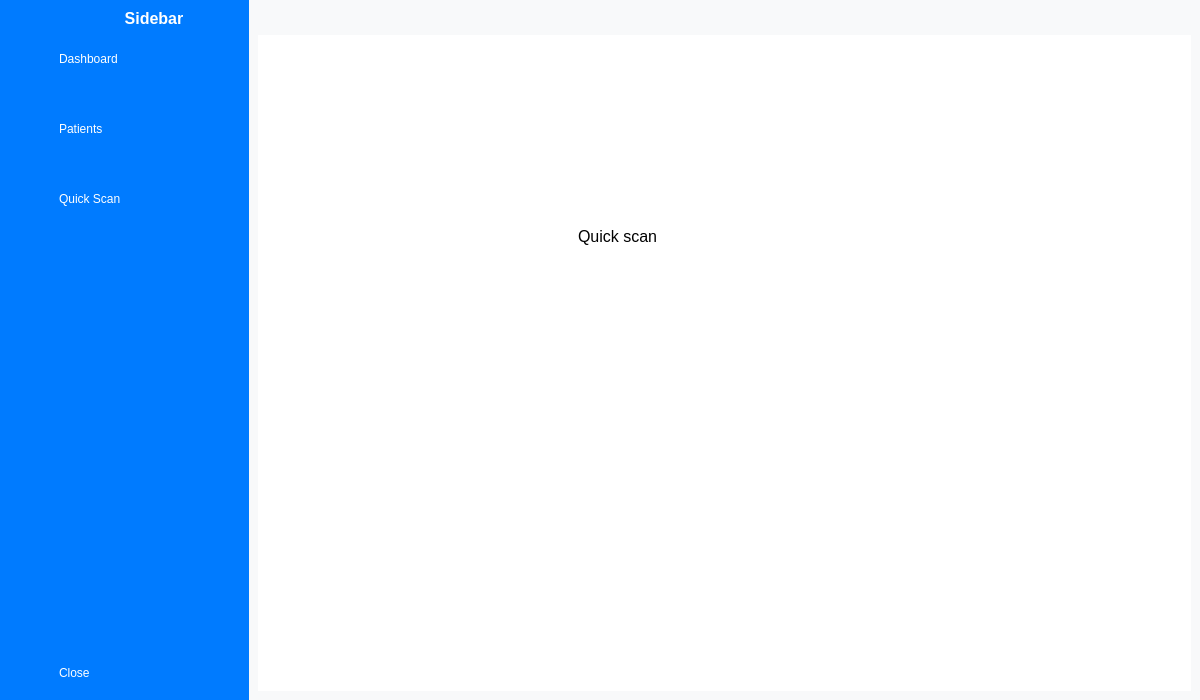
anthonyeft/skin-cancer-software, file ui/main.ui: the form before one commit.
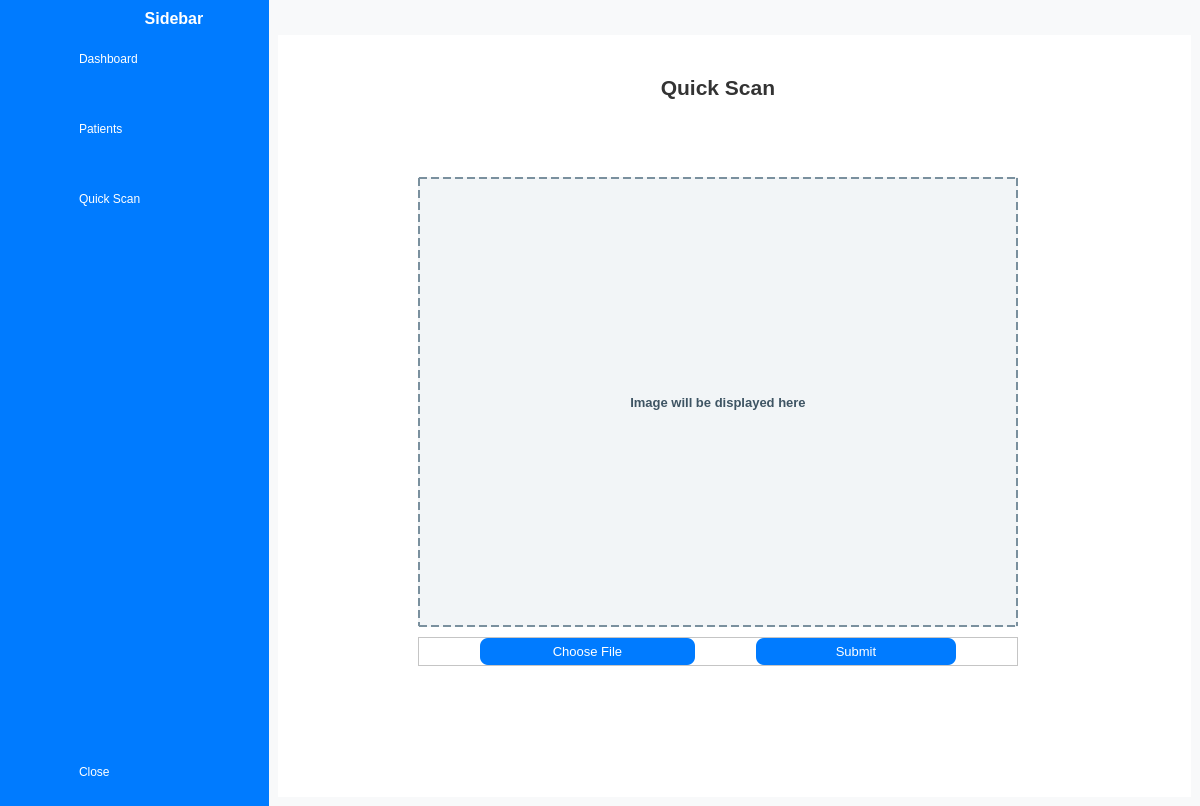
The form after the commit. The open tabs and pages were chosen to show the change. Icons and pictures are not drawn.

```diff
--- a/ui/main.ui
+++ b/ui/main.ui
@@ -7,7 +7,7 @@
     <x>0</x>
     <y>0</y>
     <width>1200</width>
-    <height>700</height>
+    <height>806</height>
    </rect>
   </property>
   <property name="windowTitle">
@@ -34,7 +34,7 @@
      <number>0</number>
     </property>
     <item row="0" column="0">
-     <widget class="QWidget" name="icon_only_widget" native="true">
+     <widget class="QWidget" name="icon_only_sidebar_widget" native="true">
       <property name="styleSheet">
        <string notr="true">QWidget{
 	background-color: rgb(0, 123, 255);
@@ -50,6 +50,12 @@
 }</string>
       </property>
       <layout class="QVBoxLayout" name="verticalLayout_3">
+       <property name="leftMargin">
+        <number>10</number>
+       </property>
+       <property name="rightMargin">
+        <number>10</number>
+       </property>
        <item>
         <widget class="QLabel" name="empty_spacer_label">
          <property name="font">
@@ -68,7 +74,7 @@
         </widget>
        </item>
        <item>
-        <layout class="QVBoxLayout" name="verticalLayout">
+        <layout class="QVBoxLayout" name="icon_only_widget">
          <property name="spacing">
           <number>20</number>
          </property>
@@ -76,7 +82,7 @@
           <widget class="QPushButton" name="dashboard_logo_button">
            <property name="minimumSize">
             <size>
-             <width>0</width>
+             <width>50</width>
              <height>50</height>
             </size>
            </property>
@@ -100,7 +106,7 @@
           <widget class="QPushButton" name="patients_logo_button">
            <property name="minimumSize">
             <size>
-             <width>0</width>
+             <width>50</width>
              <height>50</height>
             </size>
            </property>
@@ -124,7 +130,7 @@
           <widget class="QPushButton" name="quick_scan_logo_button">
            <property name="minimumSize">
             <size>
-             <width>0</width>
+             <width>50</width>
              <height>50</height>
             </size>
            </property>
@@ -161,6 +167,12 @@
        </item>
        <item>
         <widget class="QPushButton" name="close_logo_button">
+         <property name="minimumSize">
+          <size>
+           <width>50</width>
+           <height>50</height>
+          </size>
+         </property>
          <property name="text">
           <string/>
          </property>
@@ -317,7 +329,7 @@
          <property name="minimumSize">
           <size>
            <width>190</width>
-           <height>36</height>
+           <height>50</height>
           </size>
          </property>
          <property name="text">
@@ -417,23 +429,196 @@
           </widget>
          </widget>
          <widget class="QWidget" name="quick_scan_page">
-          <widget class="QLabel" name="quick_scan_label">
+          <property name="styleSheet">
+           <string notr="true">QPushButton {
+    background-color: #007BFF;
+    border: none;
+    color: white;
+    padding: 6px 24px;
+    text-align: center;
+    font-size: 10pt;
+    border-radius: 8px;
+}
+QPushButton:hover {
+    background-color: #0069D9;
+}
+QPushButton:pressed {
+    background-color: #0056B3;
+}
+</string>
+          </property>
+          <widget class="QStackedWidget" name="quick_scan_stacked_widget">
            <property name="geometry">
             <rect>
-             <x>320</x>
-             <y>190</y>
-             <width>141</width>
-             <height>23</height>
+             <x>140</x>
+             <y>40</y>
+             <width>600</width>
+             <height>591</height>
             </rect>
            </property>
-           <property name="font">
-            <font>
-             <pointsize>12</pointsize>
-            </font>
-           </property>
-           <property name="text">
-            <string>Quick scan</string>
-           </property>
+           <widget class="QWidget" name="submission_page">
+            <layout class="QVBoxLayout" name="verticalLayout_6">
+             <property name="spacing">
+              <number>10</number>
+             </property>
+             <property name="leftMargin">
+              <number>0</number>
+             </property>
+             <property name="topMargin">
+              <number>0</number>
+             </property>
+             <property name="rightMargin">
+              <number>0</number>
+             </property>
+             <property name="bottomMargin">
+              <number>0</number>
+             </property>
+             <item>
+              <widget class="QLabel" name="quick_scan_label">
+               <property name="maximumSize">
+                <size>
+                 <width>1000000</width>
+                 <height>70</height>
+                </size>
+               </property>
+               <property name="font">
+                <font>
+                 <pointsize>16</pointsize>
+                 <weight>75</weight>
+                 <bold>true</bold>
+                </font>
+               </property>
+               <property name="styleSheet">
+                <string notr="true">font-size: 16pt;
+color: #333333;
+font-weight:bold;</string>
+               </property>
+               <property name="text">
+                <string>Quick Scan</string>
+               </property>
+               <property name="alignment">
+                <set>Qt::AlignCenter</set>
+               </property>
+              </widget>
+             </item>
+             <item>
+              <spacer name="quick_scan_title_spacer">
+               <property name="orientation">
+                <enum>Qt::Vertical</enum>
+               </property>
+               <property name="sizeHint" stdset="0">
+                <size>
+                 <width>20</width>
+                 <height>30</height>
+                </size>
+               </property>
+              </spacer>
+             </item>
+             <item>
+              <widget class="QLabel" name="image_display_label">
+               <property name="sizePolicy">
+                <sizepolicy hsizetype="Preferred" vsizetype="Preferred">
+                 <horstretch>0</horstretch>
+                 <verstretch>0</verstretch>
+                </sizepolicy>
+               </property>
+               <property name="minimumSize">
+                <size>
+                 <width>600</width>
+                 <height>450</height>
+                </size>
+               </property>
+               <property name="maximumSize">
+                <size>
+                 <width>600</width>
+                 <height>450</height>
+                </size>
+               </property>
+               <property name="styleSheet">
+                <string notr="true">border: 2px dashed #7A909E;
+color: #3E5463;
+background-color: #F2F5F7;
+font-weight: bold;
+font-size: 10pt;</string>
+               </property>
+               <property name="text">
+                <string>Image will be displayed here</string>
+               </property>
+               <property name="alignment">
+                <set>Qt::AlignCenter</set>
+               </property>
+               <property name="margin">
+                <number>40</number>
+               </property>
+              </widget>
+             </item>
+             <item>
+              <widget class="QFrame" name="frame">
+               <property name="frameShape">
+                <enum>QFrame::StyledPanel</enum>
+               </property>
+               <property name="frameShadow">
+                <enum>QFrame::Raised</enum>
+               </property>
+               <layout class="QHBoxLayout" name="horizontalLayout">
+                <property name="spacing">
+                 <number>0</number>
+                </property>
+                <property name="leftMargin">
+                 <number>0</number>
+                </property>
+                <property name="topMargin">
+                 <number>0</number>
+                </property>
+                <property name="rightMargin">
+                 <number>0</number>
+                </property>
+                <property name="bottomMargin">
+                 <number>0</number>
+                </property>
+                <item>
+                 <widget class="QPushButton" name="choose_file_button">
+                  <property name="sizePolicy">
+                   <sizepolicy hsizetype="Minimum" vsizetype="Fixed">
+                    <horstretch>0</horstretch>
+                    <verstretch>0</verstretch>
+                   </sizepolicy>
+                  </property>
+                  <property name="minimumSize">
+                   <size>
+                    <width>215</width>
+                    <height>0</height>
+                   </size>
+                  </property>
+                  <property name="maximumSize">
+                   <size>
+                    <width>200</width>
+                    <height>40</height>
+                   </size>
+                  </property>
+                  <property name="text">
+                   <string>Choose File</string>
+                  </property>
+                 </widget>
+                </item>
+                <item>
+                 <widget class="QPushButton" name="submit_button">
+                  <property name="maximumSize">
+                   <size>
+                    <width>200</width>
+                    <height>40</height>
+                   </size>
+                  </property>
+                  <property name="text">
+                   <string>Submit</string>
+                  </property>
+                 </widget>
+                </item>
+               </layout>
+              </widget>
+             </item>
+            </layout>
+           </widget>
           </widget>
          </widget>
         </widget>
```
Left out of the diff: 59 changed lines with no effect on the pictures.
